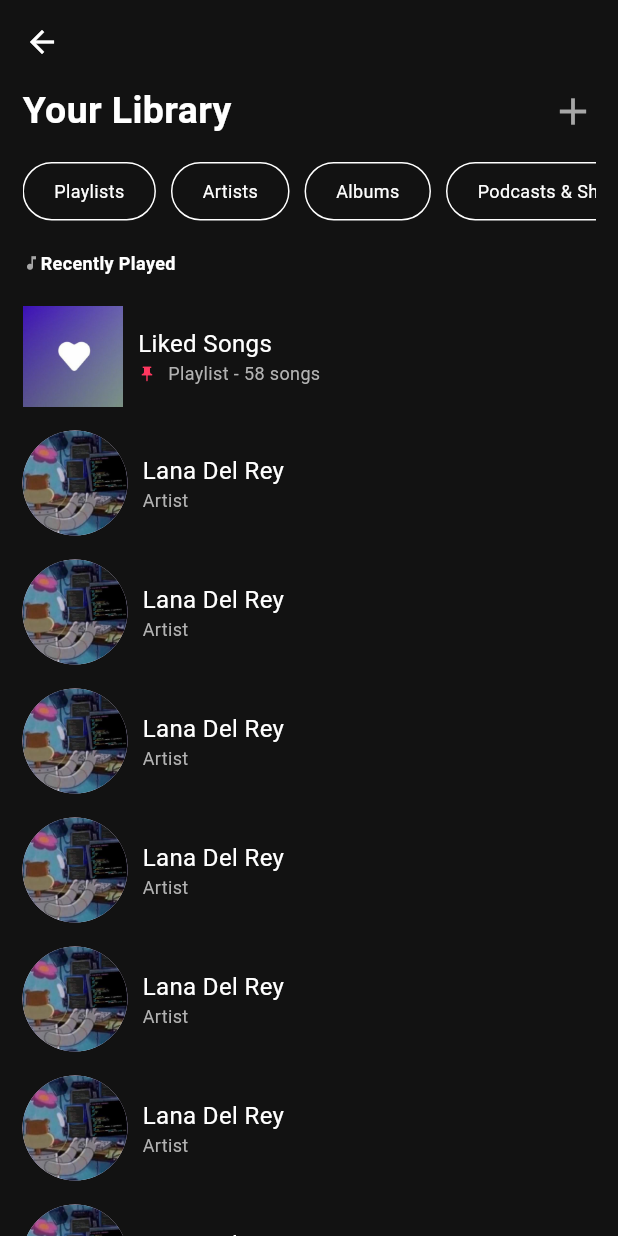
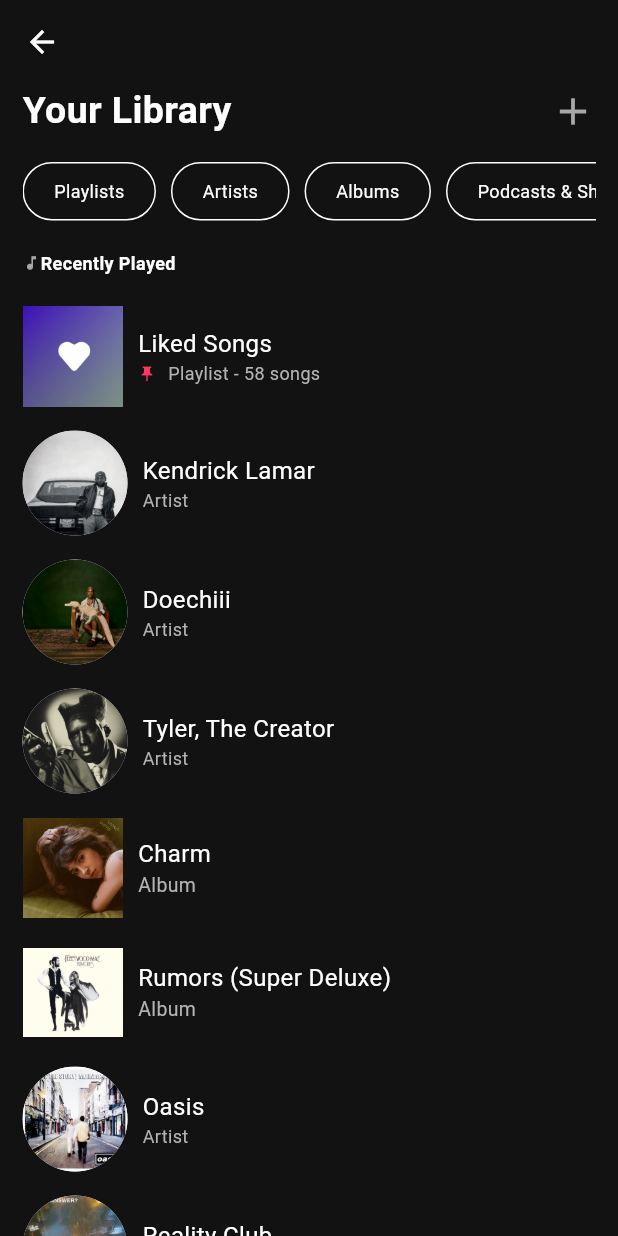
Before and after one commit to cassandraeunice/flutter-activity, a Flutter app: the LibraryPage screen opened directly, on a phone screen of 412 x 824 dp. Run offline on Flutter 3.47's test engine with Material 3 defaults, Android fonts, the phone set to English and light mode, and no system bars.

Commit message:
albums n artists

```diff
--- a/lib/main.dart
+++ b/lib/main.dart
@@ -176,6 +176,10 @@
                     SizedBox(width: 2),
                     _buildRecentlyCard('assets/gnx.jpg', "GNX", "Kendrick Lamar"),
                     SizedBox(width: 2),
+                    _buildRecentlyCard('assets/fleetwoodmac.jpg', "Rumors", "Fleetwood Max"),
+                    SizedBox(width: 2),
+                    _buildRecentlyCard('assets/realityclub.jpg', "Is It The Answer", "Reality Club"),
+                    SizedBox(width: 2),
                   ],
                 ),
               ),
--- a/lib/pages/library.dart
+++ b/lib/pages/library.dart
@@ -194,7 +194,7 @@
                 children: [
                   CircleAvatar(
                     radius: 35,
-                    backgroundImage: AssetImage('assets/sandy.jpg'),
+                    backgroundImage: AssetImage('assets/gnx.jpg'),
                   ),
                   SizedBox(width: 10),
                   Column(
@@ -202,7 +202,7 @@
                     crossAxisAlignment: CrossAxisAlignment.start,
                     children: [
                       Text(
-                        'Lana Del Rey',
+                        'Kendrick Lamar',
                         style: TextStyle(
                           color: Colors.white,
                           fontSize: 16,
@@ -228,7 +228,7 @@
                 children: [
                   CircleAvatar(
                     radius: 35,
-                    backgroundImage: AssetImage('assets/sandy.jpg'),
+                    backgroundImage: AssetImage('assets/alligatorbites.jpg'),
                   ),
                   SizedBox(width: 10),
                   Column(
@@ -236,7 +236,7 @@
                     crossAxisAlignment: CrossAxisAlignment.start,
                     children: [
                       Text(
-                        'Lana Del Rey',
+                        'Doechiii',
                         style: TextStyle(
                           color: Colors.white,
                           fontSize: 16,
@@ -262,7 +262,7 @@
                 children: [
                   CircleAvatar(
                     radius: 35,
-                    backgroundImage: AssetImage('assets/sandy.jpg'),
+                    backgroundImage: AssetImage('assets/chromakopia.jpg'),
                   ),
                   SizedBox(width: 10),
                   Column(
@@ -270,7 +270,111 @@
                     crossAxisAlignment: CrossAxisAlignment.start,
                     children: [
                       Text(
-                        'Lana Del Rey',
+                        'Tyler, The Creator',
+                        style: TextStyle(
+                          color: Colors.white,
+                          fontSize: 16,
+                        ),
+                      ),
+                      Row(
+                        children: [
+                          Text(
+                            'Artist',
+                            style: TextStyle(
+                              color: Color(0xFFB3B3B3),
+                              fontSize: 12,
+                            ),
+                          ),
+                        ],
+                      ),
+                    ],
+                  )
+                ],
+              ),
+              SizedBox(height: 16),
+              Row(
+                children: [
+                  Image.asset(
+                    'assets/clairo.jpg',
+                    width: 67,
+                    height: 67,
+                  ),
+                  SizedBox(width: 10),
+                  Column(
+                    mainAxisAlignment: MainAxisAlignment.center,
+                    crossAxisAlignment: CrossAxisAlignment.start,
+                    children: [
+                      Text(
+                        'Charm',
+                        style: TextStyle(
+                          color: Colors.white,
+                          fontSize: 16,
+                        ),
+                      ),
+                      Row(
+                        children: [
+                          Text(
+                            'Album',
+                            style: TextStyle(
+                              color: Color(0xFFB3B3B3),
+                              fontSize: 13,
+                            ),
+                          ),
+                        ],
+                      ),
+                    ],
+                  )
+                ],
+              ),
+              SizedBox(height: 16),
+              Row(
+                children: [
+                  Image.asset(
+                    'assets/fleetwoodmac.jpg',
+                    width: 67,
+                    height: 67,
+                  ),
+                  SizedBox(width: 10),
+                  Column(
+                    mainAxisAlignment: MainAxisAlignment.center,
+                    crossAxisAlignment: CrossAxisAlignment.start,
+                    children: [
+                      Text(
+                        'Rumors (Super Deluxe)',
+                        style: TextStyle(
+                          color: Colors.white,
+                          fontSize: 16,
+                        ),
+                      ),
+                      Row(
+                        children: [
+                          Text(
+                            'Album',
+                            style: TextStyle(
+                              color: Color(0xFFB3B3B3),
+                              fontSize: 13,
+                            ),
+                          ),
+                        ],
+                      ),
+                    ],
+                  )
+                ],
+              ),
+              SizedBox(height: 16),
+              Row(
+                children: [
+                  CircleAvatar(
+                    radius: 35,
+                    backgroundImage: AssetImage('assets/oasis.jpg'),
+                  ),
+                  SizedBox(width: 10),
+                  Column(
+                    mainAxisAlignment: MainAxisAlignment.center,
+                    crossAxisAlignment: CrossAxisAlignment.start,
+                    children: [
+                      Text(
+                        'Oasis',
                         style: TextStyle(
                           color: Colors.white,
                           fontSize: 16,
@@ -296,7 +400,7 @@
                 children: [
                   CircleAvatar(
                     radius: 35,
-                    backgroundImage: AssetImage('assets/sandy.jpg'),
+                    backgroundImage: AssetImage('assets/realityclub.jpg'),
                   ),
                   SizedBox(width: 10),
                   Column(
@@ -304,109 +408,7 @@
                     crossAxisAlignment: CrossAxisAlignment.start,
                     children: [
                       Text(
-                        'Lana Del Rey',
-                        style: TextStyle(
-                          color: Colors.white,
-                          fontSize: 16,
-                        ),
-                      ),
-                      Row(
-                        children: [
-                          Text(
-                            'Artist',
-                            style: TextStyle(
-                              color: Color(0xFFB3B3B3),
-                              fontSize: 12,
-                            ),
-                          ),
-                        ],
-                      ),
-                    ],
-                  )
-                ],
-              ),
-              SizedBox(height: 16),
-              Row(
-                children: [
-                  CircleAvatar(
-                    radius: 35,
-                    backgroundImage: AssetImage('assets/sandy.jpg'),
-                  ),
-                  SizedBox(width: 10),
-                  Column(
-                    mainAxisAlignment: MainAxisAlignment.center,
-                    crossAxisAlignment: CrossAxisAlignment.start,
-                    children: [
-                      Text(
-                        'Lana Del Rey',
-                        style: TextStyle(
-                          color: Colors.white,
-                          fontSize: 16,
-                        ),
-                      ),
-                      Row(
-                        children: [
-                          Text(
-                            'Artist',
-                            style: TextStyle(
-                              color: Color(0xFFB3B3B3),
-                              fontSize: 12,
-                            ),
-                          ),
-                        ],
-                      ),
-                    ],
-                  )
-                ],
-              ),
-              SizedBox(height: 16),
-              Row(
-                children: [
-                  CircleAvatar(
-                    radius: 35,
-                    backgroundImage: AssetImage('assets/sandy.jpg'),
-                  ),
-                  SizedBox(width: 10),
-                  Column(
-                    mainAxisAlignment: MainAxisAlignment.center,
-                    crossAxisAlignment: CrossAxisAlignment.start,
-                    children: [
-                      Text(
-                        'Lana Del Rey',
-                        style: TextStyle(
-                          color: Colors.white,
-                          fontSize: 16,
-                        ),
-                      ),
-                      Row(
-                        children: [
-                          Text(
-                            'Artist',
-                            style: TextStyle(
-                              color: Color(0xFFB3B3B3),
-                              fontSize: 12,
-                            ),
-                          ),
-                        ],
-                      ),
-                    ],
-                  )
-                ],
-              ),
-              SizedBox(height: 16),
-              Row(
-                children: [
-                  CircleAvatar(
-                    radius: 35,
-                    backgroundImage: AssetImage('assets/sandy.jpg'),
-                  ),
-                  SizedBox(width: 10),
-                  Column(
-                    mainAxisAlignment: MainAxisAlignment.center,
-                    crossAxisAlignment: CrossAxisAlignment.start,
-                    children: [
-                      Text(
-                        'Lana Del Rey',
+                        'Reality Club',
                         style: TextStyle(
                           color: Colors.white,
                           fontSize: 16,
--- a/pubspec.yaml
+++ b/pubspec.yaml
@@ -69,6 +69,10 @@
     - assets/playlist4.jpg
     - assets/playlist5.jpg
     - assets/playlist6.jpg
+    - assets/clairo.jpg
+    - assets/fleetwoodmac.jpg
+    - assets/oasis.jpg
+    - assets/realityclub.jpg
 
   # An image asset can refer to one or more resolution-specific "variants", see
   # https://flutter.dev/to/resolution-aware-images
```
Also changed, not shown: assets/clairo.jpg (added), assets/fleetwoodmac.jpg (added), assets/oasis.jpg (added), assets/realityclub.jpg (added).
